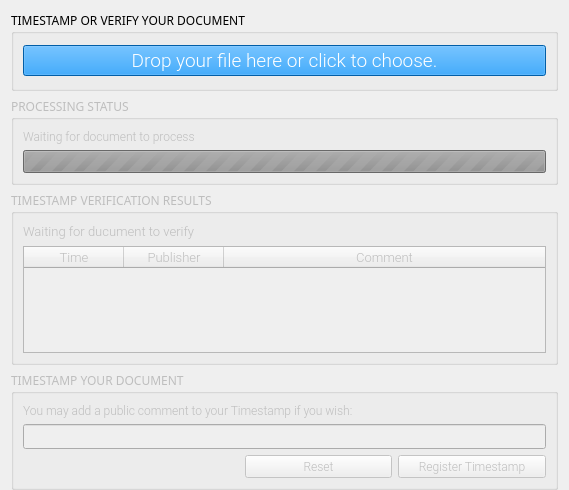
The window that app/ui/timestamp.ui (coblo/gui-demo) describes before a commit, drawn with Qt 5.
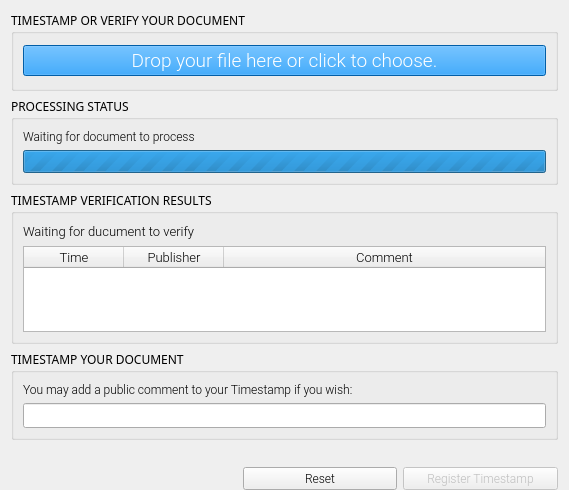
The same window after the commit.

Commit message: Show sections successive, so the user is less confused.

```diff
--- a/app/ui/timestamp.ui
+++ b/app/ui/timestamp.ui
@@ -66,7 +66,7 @@
    <item>
     <widget class="QGroupBox" name="gbox_processing_status">
      <property name="enabled">
-      <bool>false</bool>
+      <bool>true</bool>
      </property>
      <property name="font">
       <font>
@@ -118,7 +118,7 @@
    <item>
     <widget class="QGroupBox" name="gbox_verification">
      <property name="enabled">
-      <bool>false</bool>
+      <bool>true</bool>
      </property>
      <property name="font">
       <font>
@@ -183,7 +183,7 @@
    <item>
     <widget class="QGroupBox" name="gbox_timestamp">
      <property name="enabled">
-      <bool>false</bool>
+      <bool>true</bool>
      </property>
      <property name="font">
       <font>
@@ -226,6 +226,28 @@
         </property>
        </widget>
       </item>
+     </layout>
+    </widget>
+   </item>
+   <item>
+    <widget class="QLabel" name="lbl_registration_feedback">
+     <property name="sizePolicy">
+      <sizepolicy hsizetype="Preferred" vsizetype="Preferred">
+       <horstretch>0</horstretch>
+       <verstretch>0</verstretch>
+      </sizepolicy>
+     </property>
+     <property name="font">
+      <font>
+       <family>Roboto Light</family>
+       <pointsize>10</pointsize>
+      </font>
+     </property>
+     <property name="text">
+      <string/>
+     </property>
+    </widget>
+   </item>
       <item>
        <layout class="QHBoxLayout" name="layout_buttons" stretch="3,2,2">
         <item>
@@ -255,6 +277,9 @@
         </item>
         <item>
          <widget class="QPushButton" name="button_register">
+       <property name="enabled">
+        <bool>false</bool>
+       </property>
           <property name="font">
            <font>
             <family>Roboto Light</family>
@@ -266,9 +291,6 @@
          </widget>
         </item>
        </layout>
-      </item>
-     </layout>
-    </widget>
    </item>
    <item>
     <spacer name="spacer_vertical">
```
Lines whose indentation alone changed are shown as unchanged. The commit also changes 1 other file.
